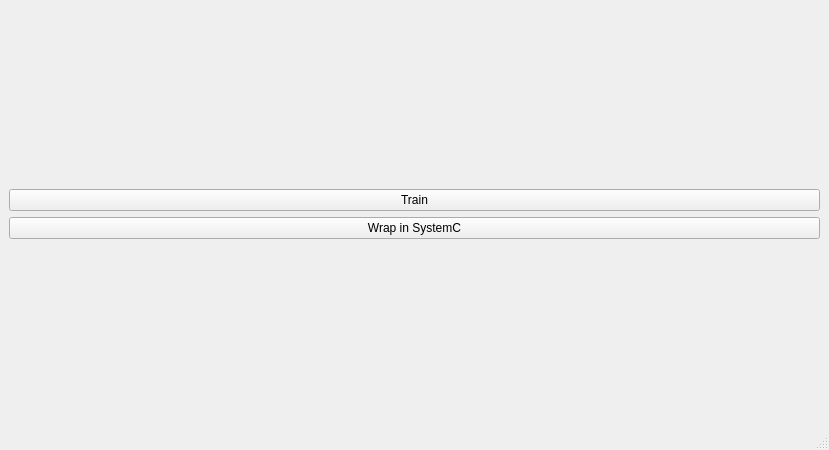
Qt form public/Cookiecutter/Manual/{{ cookiecutter.project_name }}/wrapper.ui (mourra950/Siemens-System-Level-Modelling-of-ASDLA-Graduation-Project) before a commit.
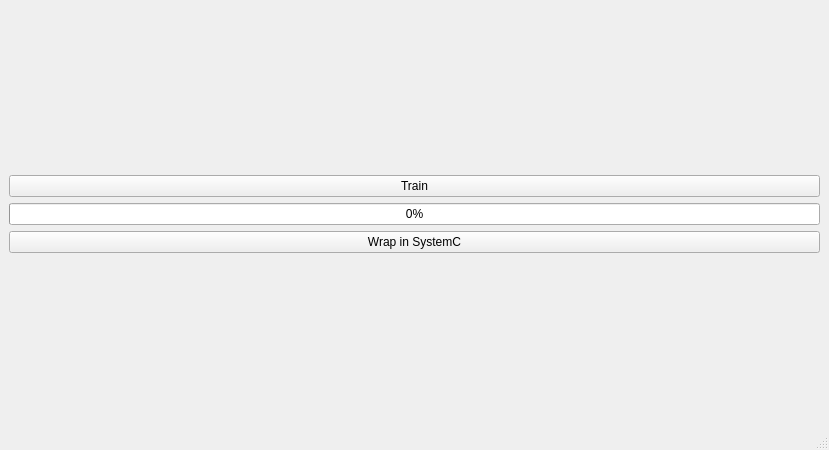
The same form after that commit.

Commit message: Created progress bar for manual architecture training

Diff of the .ui file:
```diff
--- a/public/Cookiecutter/Manual/{{ cookiecutter.project_name }}/wrapper.ui
+++ b/public/Cookiecutter/Manual/{{ cookiecutter.project_name }}/wrapper.ui
@@ -24,6 +24,13 @@
         </property>
        </widget>
       </item>
+      <item>
+       <widget class="QProgressBar" name="progressBar">
+        <property name="value">
+         <number>0</number>
+        </property>
+       </widget>
+      </item>
       <item>
        <widget class="QPushButton" name="Wrap">
         <property name="text">
```
Left out of the diff: 2 changed lines with no effect on the pictures. The commit also changes 2 other files.
